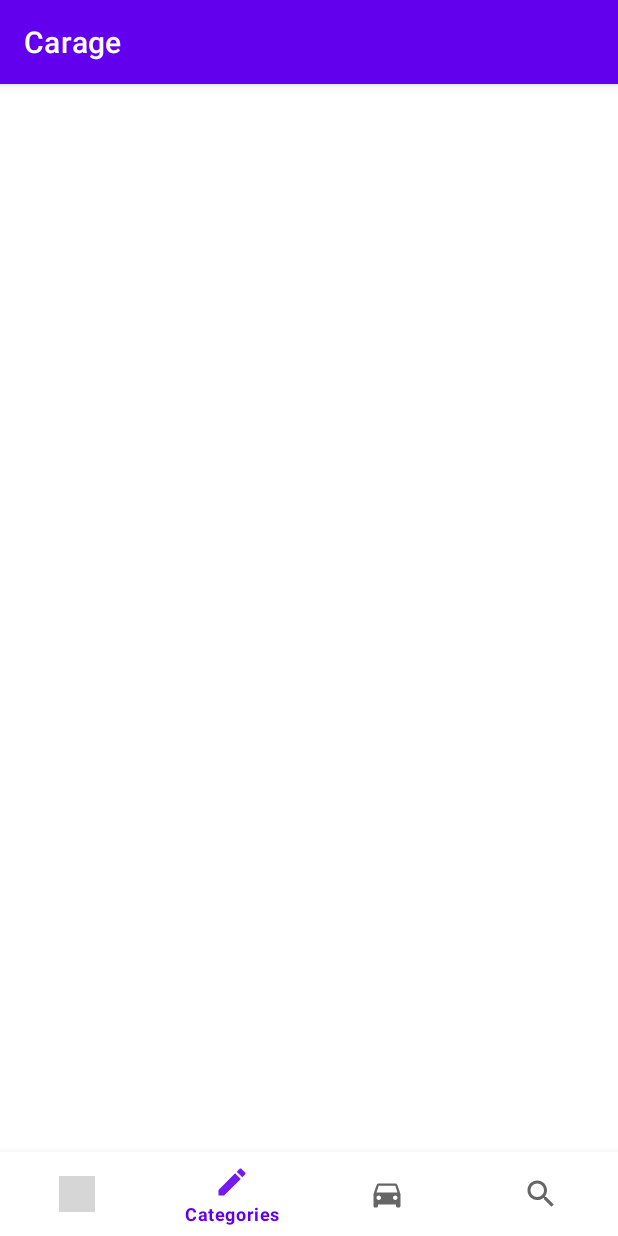
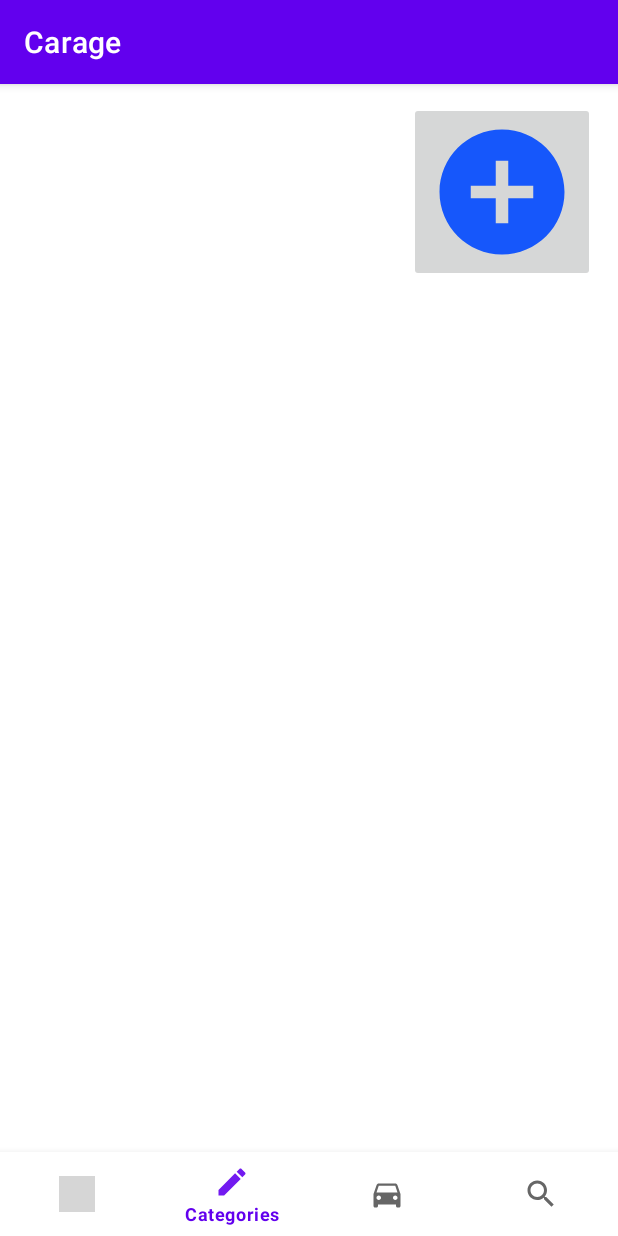
Before and after one commit to amjed96/android-car-rent, an Android app: the MainActivityAdmin screen opened directly, with no data from a screen before it, item 2 of the bottom bar chosen, on a phone screen of 412 x 824 dp. Run offline under Robolectric (Android 15) with nearby library versions, the phone set to English and light mode, and no system bars; our stand-ins replace Room's generated code; grey boxes are pictures that could not be loaded.

Commit message:
begin admin

```diff
--- /dev/null
+++ b/app/src/main/java/tn/esprit/myapplication/AdminCategoriesFragment.java
@@ -0,0 +1,56 @@
+package tn.esprit.myapplication;
+
+import android.os.Bundle;
+
+import androidx.fragment.app.Fragment;
+import androidx.recyclerview.widget.RecyclerView;
+
+import android.view.LayoutInflater;
+import android.view.View;
+import android.view.ViewGroup;
+import android.widget.ImageButton;
+
+import java.util.ArrayList;
+import java.util.List;
+
+import tn.esprit.myapplication.database.MyDatabase;
+import tn.esprit.myapplication.entity.Category;
+
+public class AdminCategoriesFragment extends Fragment {
+
+    RecyclerView categoriesRv;
+    CategoriesAdapter categoriesAdapter;
+    ImageButton addCategoryBtn;
+
+    List<Category> categories = new ArrayList<>();
+
+    MyDatabase mydb;
+
+    @Override
+    public void onCreate(Bundle savedInstanceState) {
+        super.onCreate(savedInstanceState);
+
+    }
+
+    @Override
+    public View onCreateView(LayoutInflater inflater, ViewGroup container,
+                             Bundle savedInstanceState) {
+        // Inflate the layout for this fragment
+        View view = inflater.inflate(R.layout.fragment_admin_categories, container, false);
+
+        mydb = MyDatabase.getDatabase(requireContext());
+        categories = mydb.categoryDAO().getAllCategory();
+
+        categoriesRv = view.findViewById(R.id.categoriesRv);
+        addCategoryBtn = view.findViewById(R.id.addCategoryBtn);
+
+        categoriesAdapter = new CategoriesAdapter(categories,requireContext());
+        categoriesRv.setAdapter(categoriesAdapter);
+
+        addCategoryBtn.setOnClickListener(view1 -> {
+            /* Open add category fragment */
+        });
+
+        return view;
+    }
+}
--- a/app/src/main/java/tn/esprit/myapplication/AdminUsersFragment.java
+++ b/app/src/main/java/tn/esprit/myapplication/AdminUsersFragment.java
@@ -3,12 +3,26 @@ package tn.esprit.myapplication;
 import android.os.Bundle;
 
 import androidx.fragment.app.Fragment;
+import androidx.recyclerview.widget.RecyclerView;
 
 import android.view.LayoutInflater;
 import android.view.View;
 import android.view.ViewGroup;
 
+import java.util.ArrayList;
+import java.util.List;
+
+import tn.esprit.myapplication.database.MyDatabase;
+import tn.esprit.myapplication.entity.User;
+
 public class AdminUsersFragment extends Fragment {
+
+    RecyclerView usersRv;
+    UsersAdapter usersAdapter;
+    //ImageButton deleteUser;
+    List<User> users = new ArrayList<>();
+
+    MyDatabase mydb;
 
     @Override
     public void onCreate(Bundle savedInstanceState) {
@@ -20,6 +34,18 @@ public class AdminUsersFragment extends Fragment {
     public View onCreateView(LayoutInflater inflater, ViewGroup container,
                              Bundle savedInstanceState) {
         // Inflate the layout for this fragment
-        return inflater.inflate(R.layout.fragment_admin_users, container, false);
+        View view = inflater.inflate(R.layout.fragment_admin_users, container, false);
+
+        mydb = MyDatabase.getDatabase(requireContext());
+        users = mydb.userDAO().getAllUser();
+        //requireActivity().setContentView(R.layout.activity_main_admin);
+
+        usersRv = view.findViewById(R.id.usersRv);
+        //deleteUser = findViewById(R.id.deleteBtn);
+
+        usersAdapter = new UsersAdapter(users,requireContext());
+        usersRv.setAdapter(usersAdapter);
+
+        return view;
     }
 }
--- a/app/src/main/java/tn/esprit/myapplication/MainActivityAdmin.java
+++ b/app/src/main/java/tn/esprit/myapplication/MainActivityAdmin.java
@@ -1,14 +1,53 @@
 package tn.esprit.myapplication;
 
+import androidx.annotation.NonNull;
 import androidx.appcompat.app.AppCompatActivity;
+import androidx.fragment.app.Fragment;
 
 import android.os.Bundle;
+import android.view.MenuItem;
+import android.widget.FrameLayout;
+
+import com.google.android.material.bottomnavigation.BottomNavigationView;
 
 public class MainActivityAdmin extends AppCompatActivity {
+
+    FrameLayout fragHolder;
+    BottomNavigationView navBar;
 
     @Override
     protected void onCreate(Bundle savedInstanceState) {
         super.onCreate(savedInstanceState);
         setContentView(R.layout.activity_main_admin);
+
+        fragHolder = findViewById(R.id.fragHolder);
+        navBar= findViewById(R.id.navBar);
+
+        navBar.setOnNavigationItemSelectedListener(new BottomNavigationView.OnNavigationItemSelectedListener() {
+            @Override
+            public boolean onNavigationItemSelected(@NonNull MenuItem item) {
+                Fragment selectedFragment = null;
+
+                switch (item.getItemId()){
+                    case R.id.users:
+                        selectedFragment = new AdminUsersFragment();
+                        break;
+                    case R.id.categories:
+                        selectedFragment = new AdminCategoriesFragment();
+                        break;
+                    case R.id.cars:
+                        selectedFragment = new AdminUsersFragment();
+                        break;
+                    case R.id.complaints:
+                        selectedFragment = new AdminUsersFragment();
+                        break;
+                }
+                getSupportFragmentManager().beginTransaction().replace(R.id.fragHolder,selectedFragment).commit();
+                return true;
+            }
+        });
+
+        getSupportFragmentManager().beginTransaction().replace(R.id.fragHolder,new AdminUsersFragment()).commit();
+
     }
 }
--- a/app/src/main/java/tn/esprit/myapplication/UsersAdapter.java
+++ b/app/src/main/java/tn/esprit/myapplication/UsersAdapter.java
@@ -49,9 +49,11 @@ public class UsersAdapter extends RecyclerView.Adapter<UsersAdapter.UsersViewHol
 
         byte[] imageBytes = u.getProfilePic();
 
-        Bitmap bitmap = BitmapFactory.decodeByteArray(imageBytes,0,imageBytes.length);
+        if(imageBytes != null) {
+            Bitmap bitmap = BitmapFactory.decodeByteArray(imageBytes,0,imageBytes.length);
+            holder.profileImg.setImageBitmap(bitmap);
+        }
 
-        holder.profileImg.setImageBitmap(bitmap);
         holder.deleteBtn.setId(u.getId());
 
         holder.deleteBtn.setOnClickListener(view -> {
--- /dev/null
+++ b/app/src/main/res/drawable/ic_baseline_add_circle_24.xml
@@ -0,0 +1,5 @@
+<vector android:alpha="0.9" android:height="100dp"
+    android:tint="#0048FF" android:viewportHeight="24"
+    android:viewportWidth="24" android:width="100dp" xmlns:android="http://schemas.android.com/apk/res/android">
+    <path android:fillColor="@android:color/white" android:pathData="M12,2C6.48,2 2,6.48 2,12s4.48,10 10,10 10,-4.48 10,-10S17.52,2 12,2zM17,13h-4v4h-2v-4L7,13v-2h4L11,7h2v4h4v2z"/>
+</vector>
--- a/app/src/main/res/layout/activity_main_admin.xml
+++ b/app/src/main/res/layout/activity_main_admin.xml
@@ -8,13 +8,10 @@
 
     <FrameLayout
         android:id="@+id/fragHolder"
+        android:layout_above="@id/navBar"
         android:layout_width="match_parent"
         android:layout_height="match_parent"
-        android:foregroundGravity="center"
-        app:layout_constraintBottom_toBottomOf="parent"
-        app:layout_constraintEnd_toEndOf="parent"
-        app:layout_constraintStart_toStartOf="parent"
-        app:layout_constraintTop_toTopOf="parent">
+        android:foregroundGravity="center">
     </FrameLayout>
 
     <com.google.android.material.bottomnavigation.BottomNavigationView
--- /dev/null
+++ b/app/src/main/res/layout/fragment_admin_categories.xml
@@ -0,0 +1,36 @@
+<?xml version="1.0" encoding="utf-8"?>
+<FrameLayout xmlns:android="http://schemas.android.com/apk/res/android"
+    xmlns:tools="http://schemas.android.com/tools"
+    android:layout_width="match_parent"
+    android:layout_height="match_parent"
+    xmlns:app="http://schemas.android.com/apk/res-auto"
+    tools:context=".AdminCategoriesFragment">
+
+    <RelativeLayout
+        android:layout_width="match_parent"
+        android:layout_height="match_parent">
+    <!-- TODO: Update blank fragment layout -->
+
+        <ImageButton
+            android:id="@+id/addCategoryBtn"
+            android:layout_width="wrap_content"
+            android:layout_height="wrap_content"
+            android:layout_alignParentTop="true"
+            android:layout_alignParentEnd="true"
+            android:layout_alignParentRight="true"
+            android:layout_marginTop="12dp"
+            android:layout_marginEnd="15dp"
+            android:layout_marginRight="15dp"
+            android:src="@drawable/ic_baseline_add_circle_24"></ImageButton>
+
+        <androidx.recyclerview.widget.RecyclerView
+            android:id="@+id/categoriesRv"
+            android:layout_width="match_parent"
+            android:layout_height="match_parent"
+            android:layout_marginTop="100dp"
+            android:orientation="vertical"
+            app:layoutManager="androidx.recyclerview.widget.LinearLayoutManager"
+            tools:listitem="@layout/item_category_admin"></androidx.recyclerview.widget.RecyclerView>
+
+    </RelativeLayout>
+</FrameLayout>
--- a/app/src/main/res/menu/admin_bottom_menu.xml
+++ b/app/src/main/res/menu/admin_bottom_menu.xml
@@ -12,12 +12,12 @@
         android:icon="@drawable/ic_baseline_mode_edit_24"/>
 
     <item
-        android:id="@+id/Cars"
+        android:id="@+id/cars"
         android:title="Cars"
         android:icon="@drawable/ic_baseline_directions_car_24"/>
 
     <item
-        android:id="@+id/profile"
+        android:id="@+id/complaints"
         android:title="Complaints"
         android:icon="@drawable/ic_baseline_search_24"/>
 
```
Also changed, not shown: app/src/main/java/tn/esprit/myapplication/CategoriesAdapter.java (+9 -8 lines), app/src/main/res/layout/fragment_admin_users.xml (+11 -3 lines), app/src/main/res/layout/item_category_admin.xml (added, +63 -0 lines).
